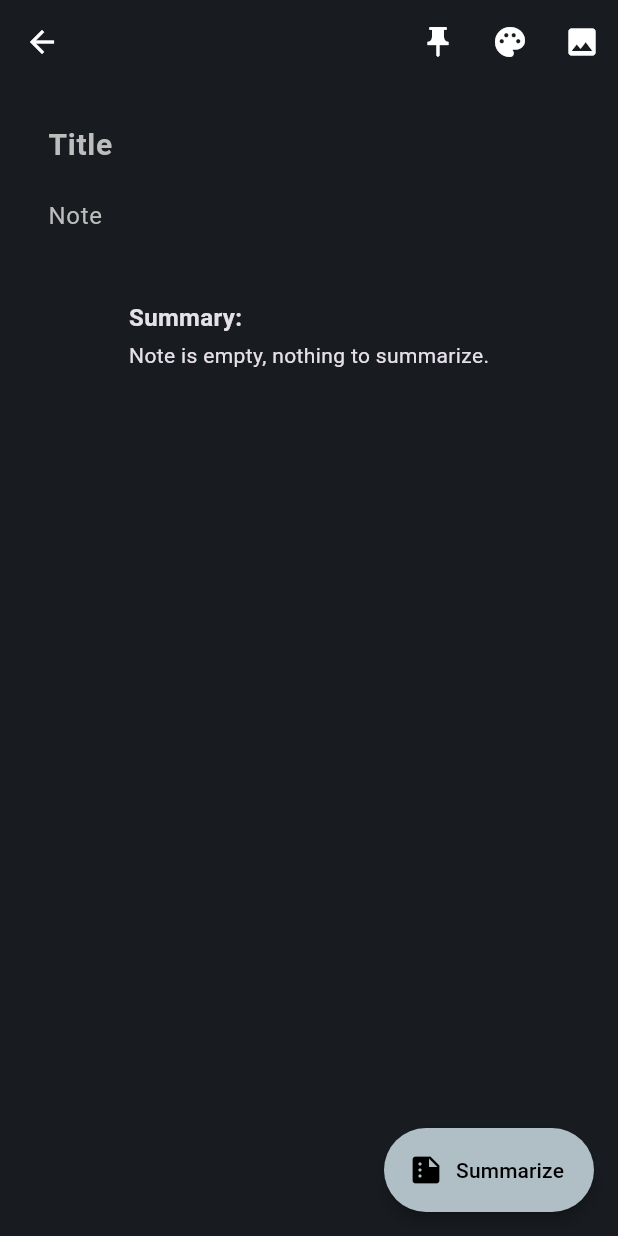
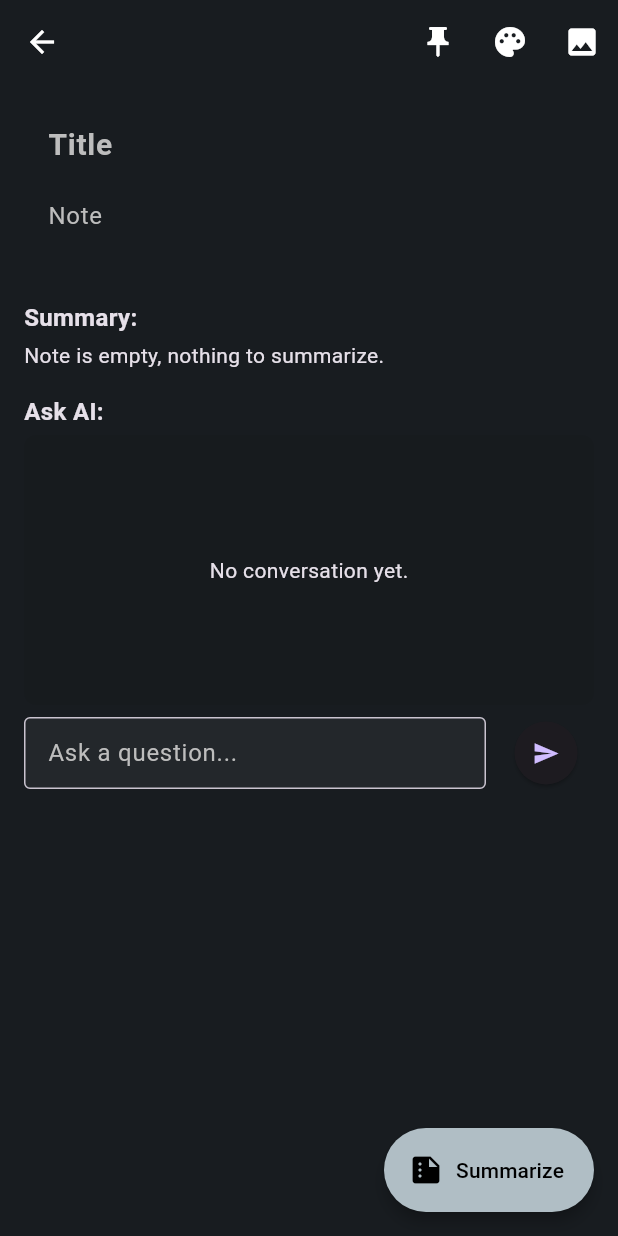
Before and after one commit to VictoryMonk/notepad, a Flutter app: the NoteEditor screen opened directly, after a tap on the "push pin" icon, after a tap on "Summarize", on a phone screen of 412 x 824 dp. Run offline on Flutter 3.47's test engine with Material 3 defaults, Android fonts, the phone set to English and light mode, and no system bars; our stand-ins replace firebase_auth, firebase_core, google_sign_in, image_picker; accounts and stored records are empty.

Commit message:
v1.7 AI CHAT

```diff
--- a/lib/storage/note_storage.dart
+++ b/lib/storage/note_storage.dart
@@ -84,7 +84,6 @@ class NoteStorage {
   static Future<void> moveToBin(String noteId) async {
     try {
       final notesDir = await _notesDir;
-      final binDir = await _binDir;
       final noteDir = Directory('${notesDir.path}/$noteId');
       if (noteDir.existsSync()) {
         final noteJsonFile = File('${noteDir.path}/note.json');
@@ -102,9 +101,7 @@ class NoteStorage {
 
   static Future<void> restoreFromBin(String noteId) async {
     try {
-      final binDir = await _binDir;
-      final notesDir = await _notesDir;
-      final noteDir = Directory('${binDir.path}/$noteId');
+      final noteDir = Directory('${(await _binDir).path}/$noteId');
       if (noteDir.existsSync()) {
         final noteJsonFile = File('${noteDir.path}/note.json');
         if (noteJsonFile.existsSync()) {
--- a/lib/widgets/note_editor.dart
+++ b/lib/widgets/note_editor.dart
@@ -16,6 +16,10 @@ class NoteEditor extends StatefulWidget {
 }
 
 class _NoteEditorState extends State<NoteEditor> {
+  List<Map<String, String>> _chatMessages = [];
+  final TextEditingController _questionController = TextEditingController();
+  bool _isAwaitingResponse = false;
+
   String? _summary;
   bool _isSummarizing = false;
   final String _googleApiKey = 'AIzaSyCzjDQ9dXCP5K08_kFpwL0D94ZkP-qtUVo';
@@ -44,7 +48,7 @@ class _NoteEditorState extends State<NoteEditor> {
     _titleController = TextEditingController(text: widget.note?.title ?? '');
     _contentController = TextEditingController(text: widget.note?.content ?? '');
     _isPinned = widget.note?.isPinned ?? false;
-    _color = widget.note?.color ?? Colors.grey;
+    _color = widget.note?.color ?? const Color(0xFF181C20);
     _imagePaths = List.from(widget.note?.imagePaths ?? []);
   }
 
@@ -138,17 +142,64 @@ class _NoteEditorState extends State<NoteEditor> {
   void dispose() {
     _titleController.dispose();
     _contentController.dispose();
+    _questionController.dispose();
     super.dispose();
   }
+
+  Future<void> _sendQuestion() async {
+    final question = _questionController.text.trim();
+    if (question.isEmpty) return;
+    setState(() {
+      _chatMessages.add({'role': 'user', 'text': question});
+      _isAwaitingResponse = true;
+      _questionController.clear();
+    });
+    final aiResponse = await _askGemini(question, context: _summary ?? _contentController.text);
+    setState(() {
+      _chatMessages.add({'role': 'ai', 'text': aiResponse});
+      _isAwaitingResponse = false;
+    });
+  }
+
+  Future<String> _askGemini(String question, {required String context}) async {
+    final url = Uri.parse(
+      'https://generativelanguage.googleapis.com/v1beta/models/gemini-1.5-pro:generateContent?key=$_googleApiKey',
+    );
+    try {
+      final response = await http.post(
+        url,
+        headers: {'Content-Type': 'application/json'},
+        body: jsonEncode({
+          'contents': [
+            {
+              'parts': [
+                {'text': 'Context: $context\nQuestion: $question'}
+              ]
+            }
+          ]
+        }),
+      );
+      if (response.statusCode == 200) {
+        final data = jsonDecode(response.body);
+        final answer = data['candidates']?[0]?['content']?['parts']?[0]?['text'] ?? 'No answer generated.';
+        return answer;
+      } else {
+        return 'Failed to get answer: ${response.reasonPhrase}';
+      }
+    } catch (e) {
+      return 'Error: $e';
+    }
+  }
+
 
   @override
   Widget build(BuildContext context) {
     return WillPopScope(
       onWillPop: _onWillPop,
       child: Scaffold(
-        backgroundColor: const Color(0xFF181C20),
+        backgroundColor: _color,
         appBar: AppBar(
-          backgroundColor: const Color(0xFF181C20),
+          backgroundColor: _color,
           elevation: 0,
           leading: IconButton(
             icon: const Icon(Icons.arrow_back),
@@ -205,21 +256,21 @@ class _NoteEditorState extends State<NoteEditor> {
               children: [
                 TextField(
                   controller: _titleController,
-                  decoration: const InputDecoration(
+                  decoration: InputDecoration(
                     hintText: 'Title',
                     border: InputBorder.none,
                     filled: true,
-                    fillColor: Color(0xFF181C20),
+                    fillColor: _color,
                   ),
                   style: const TextStyle(fontSize: 20, fontWeight: FontWeight.bold),
                 ),
                 TextField(
                   controller: _contentController,
-                  decoration: const InputDecoration(
+                  decoration: InputDecoration(
                     hintText: 'Note',
                     border: InputBorder.none,
                     filled: true,
-                    fillColor: Color(0xFF181C20),
+                    fillColor: _color,
                   ),
                   maxLines: null,
                 ),
@@ -253,6 +304,68 @@ class _NoteEditorState extends State<NoteEditor> {
                         const Text('Summary:', style: TextStyle(fontWeight: FontWeight.bold, fontSize: 16)),
                         const SizedBox(height: 4),
                         Text(_summary!),
+                        const SizedBox(height: 16),
+                        // Chat UI
+                        const Text('Ask AI:', style: TextStyle(fontWeight: FontWeight.bold, fontSize: 16)),
+                        const SizedBox(height: 4),
+                        Container(
+                          height: 180,
+                          padding: const EdgeInsets.all(8.0),
+                          decoration: BoxDecoration(
+                            color: Colors.black.withOpacity(0.05),
+                            borderRadius: BorderRadius.circular(8),
+                          ),
+                          child: _chatMessages.isEmpty
+                              ? const Center(child: Text('No conversation yet.'))
+                              : ListView(
+                                  children: _chatMessages.map((msg) {
+                                    final isUser = msg['role'] == 'user';
+                                    return Align(
+                                      alignment: isUser ? Alignment.centerRight : Alignment.centerLeft,
+                                      child: Container(
+                                        margin: const EdgeInsets.symmetric(vertical: 4),
+                                        padding: const EdgeInsets.all(10),
+                                        decoration: BoxDecoration(
+                                          color: isUser ? Colors.blue[200] : Colors.grey[850],
+                                          borderRadius: BorderRadius.circular(10),
+                                        ),
+                                        child: Text(
+  msg['text'] ?? '',
+  style: TextStyle(color: isUser ? Colors.black : Colors.white),
+),
+                                      ),
+                                    );
+                                  }).toList(),
+                                ),
+                        ),
+                        const SizedBox(height: 8),
+                        Row(
+                          children: [
+                            Expanded(
+                              child: TextField(
+                                controller: _questionController,
+                                enabled: !_isAwaitingResponse,
+                                decoration: const InputDecoration(
+                                  hintText: 'Ask a question...',
+                                  border: OutlineInputBorder(),
+                                  isDense: true,
+                                ),
+                                onSubmitted: (_) => _sendQuestion(),
+                              ),
+                            ),
+                            const SizedBox(width: 8),
+                            ElevatedButton(
+                              onPressed: _isAwaitingResponse ? null : _sendQuestion,
+                              child: _isAwaitingResponse
+                                  ? const SizedBox(width: 16, height: 16, child: CircularProgressIndicator(strokeWidth: 2))
+                                  : const Icon(Icons.send),
+                              style: ElevatedButton.styleFrom(
+                                shape: const CircleBorder(),
+                                padding: const EdgeInsets.all(12),
+                              ),
+                            ),
+                          ],
+                        ),
                       ],
                     ),
                   ),
```
Also changed, not shown: lib/permanent_delete.dart (added, +9 -0 lines).
